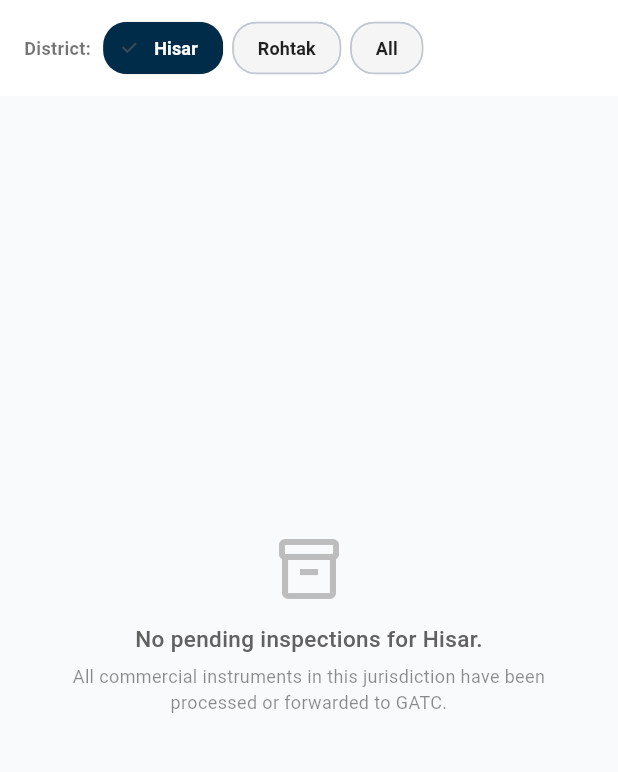
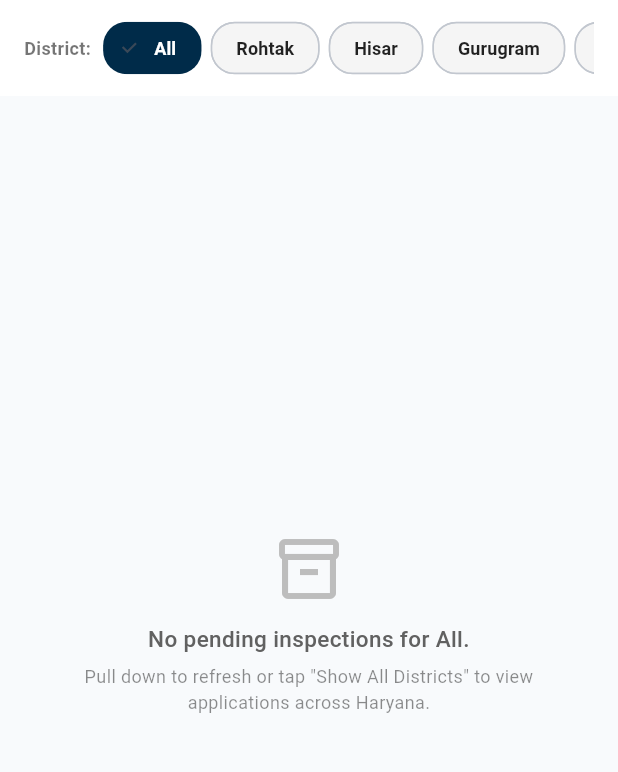
Before and after one commit to sankhduu/dih_project, a Flutter app: the DashboardScreen screen opened directly, after a tap on the "refresh" icon, on a phone screen of 412 x 824 dp, the part 84-856 px from its top. Run offline on Flutter 3.47's test engine with Material 3 defaults, Android fonts, the phone set to English and light mode, and no system bars; our stand-ins replace camera, connectivity_plus, geolocator, image_picker, shared_preferences, supabase_flutter; accounts and stored records are empty.

Commit message:
fix(handshake): standardize Pending_LMO status, enable multi-district filtering, and force live REST fetch in Flutter dashboard

```diff
--- a/lmo_inspector_app/lib/screens/dashboard_screen.dart
+++ b/lmo_inspector_app/lib/screens/dashboard_screen.dart
@@ -1,4 +1,7 @@
+import 'dart:async';
+import 'dart:convert';
 import 'package:flutter/material.dart';
+import 'package:http/http.dart' as http;
 import 'package:supabase_flutter/supabase_flutter.dart';
 import '../services/offline_sync_service.dart';
 import 'login_screen.dart';
@@ -10,7 +13,7 @@ class DashboardScreen extends StatefulWidget {
 
   const DashboardScreen({
     super.key,
-    this.district = 'Hisar',
+    this.district = 'All',
     this.officerEmail = '',
   });
 
@@ -24,21 +27,28 @@ class _DashboardScreenState extends State<DashboardScreen> {
   static const Color emeraldGreen = Color(0xFF059669);
 
   late String _selectedDistrict;
-  List<Map<String, dynamic>>? _fallbackTraders;
-  bool _isLoadingFallback = false;
-  bool _hasTriggeredFallback = false;
+  List<Map<String, dynamic>> _liveTraders = [];
+  bool _isLoading = true;
+  String? _errorMessage;
+  StreamSubscription<List<Map<String, dynamic>>>? _streamSubscription;
 
   @override
   void initState() {
     super.initState();
-    _selectedDistrict = widget.district.isNotEmpty ? widget.district : 'Hisar';
+    _selectedDistrict = widget.district.isNotEmpty ? widget.district : 'All';
     OfflineSyncService().addListener(_onSyncServiceUpdated);
     OfflineSyncService().loadOfflineApprovals();
-    _fetchFallbackData();
+
+    // 1. Force live REST fetch on screen load (bypassing any stale offline cache)
+    _fetchLiveTraders();
+
+    // 2. Setup Realtime subscription to receive instant updates
+    _setupRealtimeSubscription();
   }
 
   @override
   void dispose() {
+    _streamSubscription?.cancel();
     OfflineSyncService().removeListener(_onSyncServiceUpdated);
     super.dispose();
   }
@@ -49,14 +59,16 @@ class _DashboardScreenState extends State<DashboardScreen> {
     }
   }
 
-  Future<void> _fetchFallbackData() async {
+  /// Force a live REST fetch directly from Supabase traders_list table with status 'Pending_LMO'
+  Future<void> _fetchLiveTraders() async {
     if (!mounted) return;
     setState(() {
-      _isLoadingFallback = true;
+      _isLoading = true;
+      _errorMessage = null;
     });
 
     try {
-      // Fetch traders where status is 'Pending_LMO'
+      // Direct live REST fetch from Supabase traders_list table
       final List<dynamic> response = await Supabase.instance.client
           .from('traders_list')
           .select()
@@ -64,29 +76,67 @@ class _DashboardScreenState extends State<DashboardScreen> {
 
       if (mounted) {
         setState(() {
-          _fallbackTraders = List<Map<String, dynamic>>.from(response);
-          _isLoadingFallback = false;
+          _liveTraders = List<Map<String, dynamic>>.from(response);
+          _isLoading = false;
         });
+        debugPrint('✅ [LMO Dashboard] Live REST fetch loaded ${_liveTraders.length} Pending_LMO applications.');
       }
     } catch (e) {
-      debugPrint('Fallback select error: $e');
+      debugPrint('⚠️ [LMO Dashboard] Supabase direct REST fetch notice: $e');
+
+      // Fallback: Check local Express/Next.js API server
+      try {
+        final apiUri = Uri.parse('http://localhost:5000/api/traders?status=Pending_LMO');
+        final httpRes = await http.get(apiUri).timeout(const Duration(seconds: 4));
+        if (httpRes.statusCode == 200) {
+          final body = json.decode(httpRes.body);
+          if (body['success'] == true && body['data'] is List) {
+            final List list = body['data'];
             if (mounted) {
               setState(() {
-          _fallbackTraders ??= [];
-          _isLoadingFallback = false;
+                _liveTraders = List<Map<String, dynamic>>.from(list);
+                _isLoading = false;
+              });
+              return;
+            }
+          }
+        }
+      } catch (apiErr) {
+        debugPrint('⚠️ [LMO Dashboard] API fallback notice: $apiErr');
+      }
+
+      if (mounted) {
+        setState(() {
+          _errorMessage = e.toString();
+          _isLoading = false;
         });
       }
     }
   }
 
-  void _triggerFallbackIfNeeded() {
-    if (!_hasTriggeredFallback && !_isLoadingFallback) {
-      _hasTriggeredFallback = true;
-      WidgetsBinding.instance.addPostFrameCallback((_) {
+  /// Setup Realtime stream to dynamically receive newly inserted applications
+  void _setupRealtimeSubscription() {
+    try {
+      _streamSubscription = Supabase.instance.client
+          .from('traders_list')
+          .stream(primaryKey: ['license_number'])
+          .eq('status', 'Pending_LMO')
+          .listen(
+        (data) {
           if (mounted) {
-          _fetchFallbackData();
+            setState(() {
+              _liveTraders = data;
+              _isLoading = false;
+            });
+            debugPrint('⚡ [LMO Dashboard] Realtime stream event: ${data.length} Pending_LMO rows.');
           }
-      });
+        },
+        onError: (err) {
+          debugPrint('⚠️ [LMO Dashboard] Realtime stream notice (REST remains active): $err');
+        },
+      );
+    } catch (e) {
+      debugPrint('⚠️ [LMO Dashboard] Realtime setup notice: $e');
     }
   }
 
@@ -107,7 +157,7 @@ class _DashboardScreenState extends State<DashboardScreen> {
   Future<void> _handleManualSync() async {
     final scaffoldMessenger = ScaffoldMessenger.of(context);
     final result = await OfflineSyncService().syncOfflineQueue();
-    await _fetchFallbackData();
+    await _fetchLiveTraders();
 
     scaffoldMessenger.showSnackBar(
       SnackBar(
@@ -154,7 +204,7 @@ class _DashboardScreenState extends State<DashboardScreen> {
           const SizedBox(width: 10),
           const Expanded(
             child: Text(
-              'Live stream offline. Showing cached / REST data...',
+              'Offline or connection notice. Showing local records.',
               style: TextStyle(
                 color: Color(0xFF92400E),
                 fontSize: 13,
@@ -162,7 +212,7 @@ class _DashboardScreenState extends State<DashboardScreen> {
               ),
             ),
           ),
-          if (_isLoadingFallback)
+          if (_isLoading)
             const SizedBox(
               width: 14,
               height: 14,
@@ -176,8 +226,8 @@ class _DashboardScreenState extends State<DashboardScreen> {
               icon: const Icon(Icons.refresh, size: 18, color: Color(0xFFB45309)),
               padding: EdgeInsets.zero,
               constraints: const BoxConstraints(),
-              tooltip: 'Retry fetch',
-              onPressed: _fetchFallbackData,
+              tooltip: 'Retry live fetch',
+              onPressed: _fetchLiveTraders,
             ),
         ],
       ),
@@ -185,7 +235,18 @@ class _DashboardScreenState extends State<DashboardScreen> {
   }
 
   Widget _buildDistrictFilterBar() {
-    final districts = ['Hisar', 'Rohtak', 'All'];
+    final districts = [
+      'All',
+      'Rohtak',
+      'Hisar',
+      'Gurugram',
+      'Faridabad',
+      'Ambala',
+      'Panipat',
+      'Karnal',
+      'Sonipat',
+    ];
+
     return Container(
       color: Colors.white,
       padding: const EdgeInsets.symmetric(horizontal: 16, vertical: 8),
@@ -245,7 +306,12 @@ class _DashboardScreenState extends State<DashboardScreen> {
     }).toList();
 
     if (filteredTraders.isEmpty) {
-      return Center(
+      return LayoutBuilder(
+        builder: (context, constraints) => SingleChildScrollView(
+          physics: const AlwaysScrollableScrollPhysics(),
+          child: ConstrainedBox(
+            constraints: BoxConstraints(minHeight: constraints.maxHeight),
+            child: Center(
               child: Padding(
                 padding: const EdgeInsets.all(32),
                 child: Column(
@@ -260,26 +326,46 @@ class _DashboardScreenState extends State<DashboardScreen> {
                     ),
                     const SizedBox(height: 6),
                     const Text(
-                'All commercial instruments in this jurisdiction have been processed or forwarded to GATC.',
+                      'Pull down to refresh or tap "Show All Districts" to view applications across Haryana.',
                       style: TextStyle(fontSize: 12, color: Colors.black45),
                       textAlign: TextAlign.center,
                     ),
+                    if (_selectedDistrict.toLowerCase() != 'all') ...[
+                      const SizedBox(height: 16),
+                      ElevatedButton.icon(
+                        onPressed: () {
+                          setState(() {
+                            _selectedDistrict = 'All';
+                          });
+                        },
+                        icon: const Icon(Icons.public, size: 16),
+                        label: const Text('Show All Districts'),
+                        style: ElevatedButton.styleFrom(
+                          backgroundColor: primaryNavy,
+                          foregroundColor: Colors.white,
+                        ),
+                      ),
                     ],
+                  ],
+                ),
+              ),
+            ),
           ),
         ),
       );
     }
 
     return ListView.builder(
+      physics: const AlwaysScrollableScrollPhysics(),
       padding: const EdgeInsets.symmetric(vertical: 8, horizontal: 12),
       itemCount: filteredTraders.length,
       itemBuilder: (context, index) {
         final trader = filteredTraders[index];
-        final traderName = trader['trader_name']?.toString() ?? 'Commercial Trader';
+        final traderName = trader['trader_name']?.toString() ?? trader['shop_name']?.toString() ?? 'Commercial Trader';
         final ownerName = trader['owner_name']?.toString() ?? '';
         final instrumentType = trader['instrument_type']?.toString() ?? 'Weighing Scale';
         final licenseNumber = trader['license_number']?.toString() ?? '';
-        final district = trader['district']?.toString() ?? '';
+        final district = trader['district']?.toString() ?? 'Hisar';
 
         final bool isSavedOffline = OfflineSyncService().isSavedOffline(licenseNumber);
 
@@ -308,7 +394,7 @@ class _DashboardScreenState extends State<DashboardScreen> {
               );
 
               if (result == true) {
-                await _fetchFallbackData();
+                await _fetchLiveTraders();
               }
             },
             child: Padding(
@@ -418,13 +504,33 @@ class _DashboardScreenState extends State<DashboardScreen> {
                               overflow: TextOverflow.ellipsis,
                             ),
                             const SizedBox(height: 2),
+                            Row(
+                              children: [
                                 Text(
-                              'Lic: $licenseNumber • District: $district',
+                                  'Lic: $licenseNumber',
                                   style: TextStyle(
                                     fontSize: 11,
                                     fontFamily: 'monospace',
                                     color: Colors.grey.shade600,
                                   ),
+                                ),
+                                const SizedBox(width: 8),
+                                Container(
+                                  padding: const EdgeInsets.symmetric(horizontal: 6, vertical: 1),
+                                  decoration: BoxDecoration(
+                                    color: Colors.grey.shade200,
+                                    borderRadius: BorderRadius.circular(4),
+                                  ),
+                                  child: Text(
+                                    district,
+                                    style: const TextStyle(
+                                      fontSize: 10,
+                                      fontWeight: FontWeight.bold,
+                                      color: primaryNavy,
+                                    ),
+                                  ),
+                                ),
+                              ],
                             ),
                           ],
                         ),
@@ -498,7 +604,7 @@ class _DashboardScreenState extends State<DashboardScreen> {
           IconButton(
             icon: const Icon(Icons.refresh),
             tooltip: 'Refresh Queue',
-            onPressed: _fetchFallbackData,
+            onPressed: _fetchLiveTraders,
           ),
           IconButton(
             icon: const Icon(Icons.logout),
@@ -509,49 +615,15 @@ class _DashboardScreenState extends State<DashboardScreen> {
       ),
       body: Column(
         children: [
+          if (_errorMessage != null && _liveTraders.isEmpty) _buildOfflineBanner(),
           _buildDistrictFilterBar(),
           Expanded(
             child: RefreshIndicator(
-              onRefresh: _fetchFallbackData,
-              child: StreamBuilder<List<Map<String, dynamic>>>(
-                stream: Supabase.instance.client
-                    .from('traders_list')
-                    .stream(primaryKey: ['license_number'])
-                    .eq('status', 'Pending_LMO'),
-                builder: (context, snapshot) {
-                  // 1. Error handling fallback
-                  if (snapshot.hasError) {
-                    _triggerFallbackIfNeeded();
-
-                    return Column(
-                      children: [
-                        _buildOfflineBanner(),
-                        Expanded(
-                          child: _isLoadingFallback && _fallbackTraders == null
+              onRefresh: _fetchLiveTraders,
+              color: primaryNavy,
+              child: _isLoading && _liveTraders.isEmpty
                   ? const Center(child: CircularProgressIndicator())
-                              : _buildTraderList(_fallbackTraders ?? []),
-                        ),
-                      ],
-                    );
-                  }
-
-                  // 2. Initial loading state before stream emits and without cached data
-                  if (snapshot.connectionState == ConnectionState.waiting && _fallbackTraders == null) {
-                    return const Center(
-                      child: CircularProgressIndicator(),
-                    );
-                  }
-
-                  // 3. Live stream data state: update cached copy
-                  if (snapshot.hasData && snapshot.data != null) {
-                    _fallbackTraders = snapshot.data;
-                    _hasTriggeredFallback = false;
-                  }
-
-                  final traders = snapshot.data ?? _fallbackTraders ?? [];
-                  return _buildTraderList(traders);
-                },
-              ),
+                  : _buildTraderList(_liveTraders),
             ),
           ),
         ],
--- a/lmo_inspector_app/lib/screens/login_screen.dart
+++ b/lmo_inspector_app/lib/screens/login_screen.dart
@@ -121,7 +121,7 @@ class _LoginScreenState extends State<LoginScreen> {
         context,
         MaterialPageRoute(
           builder: (context) => DashboardScreen(
-            district: targetDistrict,
+            district: 'All',
             officerEmail: email,
           ),
         ),
```
Also changed, not shown: lmo_inspector_app/lib/services/api_service.dart (+64 -50 lines), 3 other files. Lines whose indentation alone changed are shown as unchanged.
